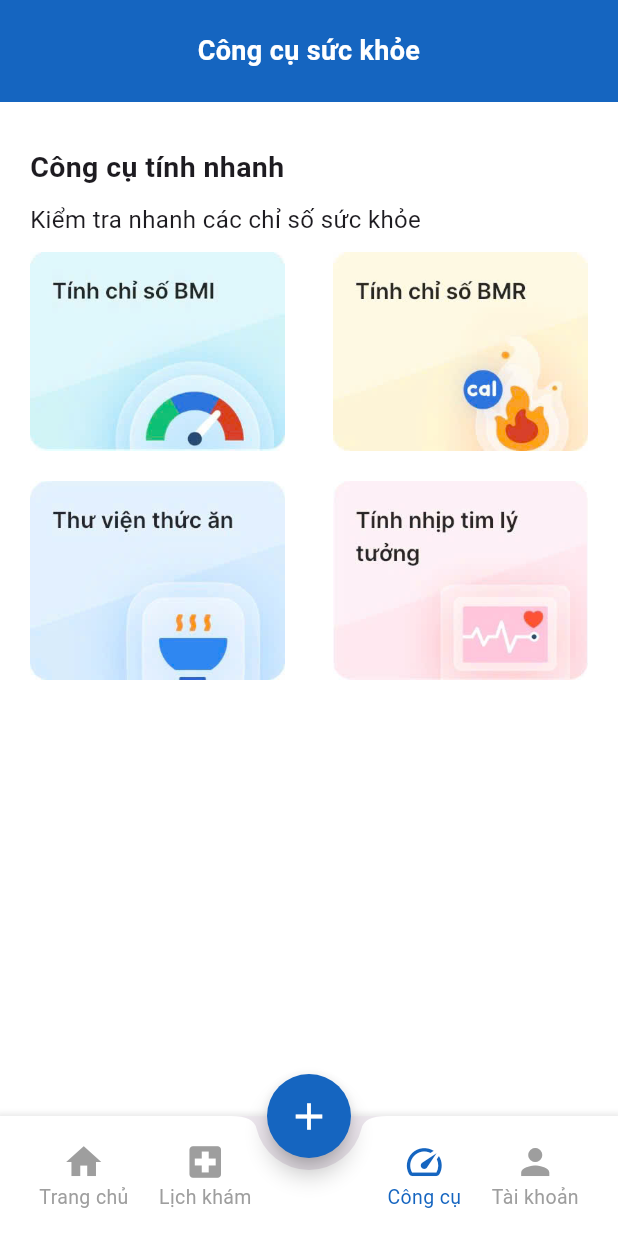
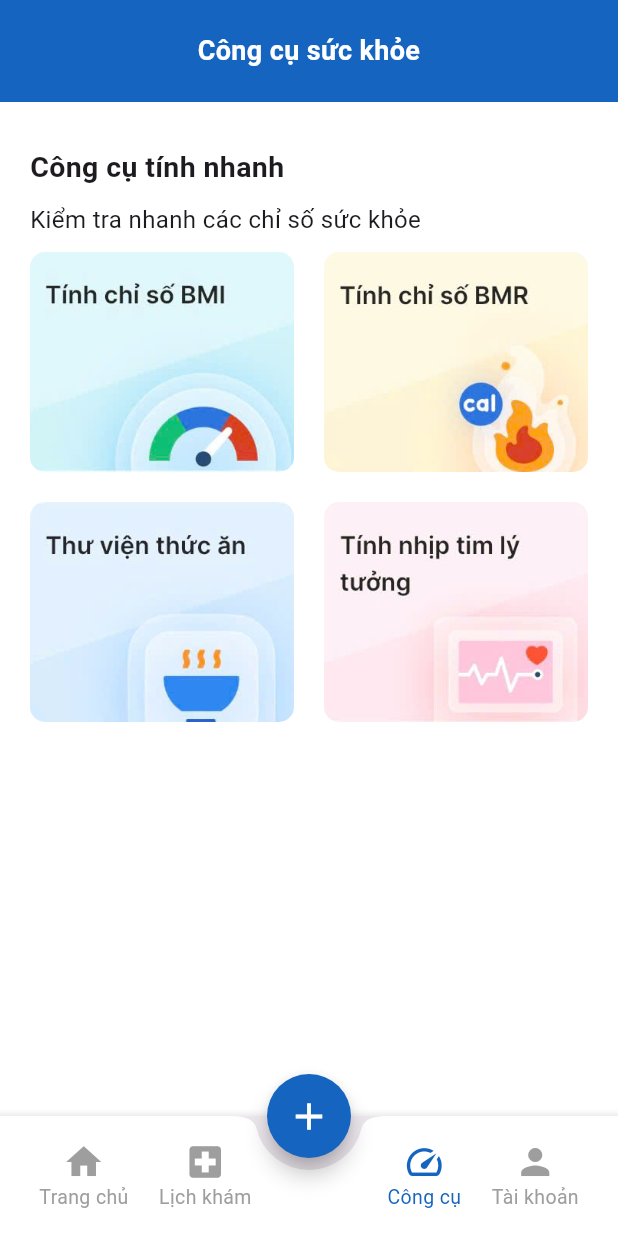
Before and after one commit to Thien1703/NewDATN, a Flutter app: the HomeScreens screen opened by its route, item 3 of the bottom bar chosen, on a phone screen of 412 x 824 dp. Run offline on Flutter 3.47's test engine with Material 3 defaults, Android fonts, the phone set to English and light mode, and no system bars; drawn by our look-alikes of overlay_support; our stand-ins replace carousel_slider, firebase_auth, firebase_core, flutter_secure_storage, fluttertoast, get and 8 more; missing offline and left inert: stomp_dart_client, vietnam_provinces; accounts and stored records are empty; network calls fail.

Commit message:
new :update new

```diff
--- a/lib/views/screens/tools/tools_screen.dart
+++ b/lib/views/screens/tools/tools_screen.dart
@@ -1,6 +1,5 @@
 import 'package:flutter/material.dart';
 import 'package:health_care/views/screens/tools/BMI/BMI_screen.dart';
-import 'package:health_care/views/screens/tools/BMI/measureBMI_Screen.dart';
 import 'package:health_care/views/screens/tools/BMR/BMR_screen.dart';
 import 'package:health_care/views/widgets/widget_header_body.dart';
 
@@ -14,24 +13,24 @@ class ToolsScreen extends StatefulWidget {
 class _ToolsScreen extends State<ToolsScreen> {
   @override
   Widget build(BuildContext context) {
+    double screenWidth = MediaQuery.of(context).size.width;
     return WidgetHeaderBody(
       iconBack: false,
       title: 'Công cụ sức khỏe',
       body: Container(
         color: Colors.white,
-        child: Container(
-          margin: EdgeInsets.symmetric(horizontal: 20, vertical: 30),
+        padding: const EdgeInsets.symmetric(horizontal: 20, vertical: 30),
         child: Column(
           crossAxisAlignment: CrossAxisAlignment.start,
           children: [
-              Text(
+            const Text(
               'Công cụ tính nhanh',
               style: TextStyle(
                 fontSize: 19,
                 fontWeight: FontWeight.bold,
               ),
             ),
-              Padding(
+            const Padding(
               padding: EdgeInsets.symmetric(vertical: 10),
               child: Text(
                 'Kiểm tra nhanh các chỉ số sức khỏe',
@@ -41,37 +40,31 @@ class _ToolsScreen extends State<ToolsScreen> {
                 ),
               ),
             ),
-              Row(
-                mainAxisAlignment: MainAxisAlignment.spaceBetween,
+            GridView.count(
+              shrinkWrap: true,
+              physics: const NeverScrollableScrollPhysics(),
+              crossAxisCount: screenWidth > 600 ? 3 : 2,
+              crossAxisSpacing: 20,
+              mainAxisSpacing: 20,
+              childAspectRatio: 1.2,
               children: [
                 _buildSelected('assets/images/image2.jpg', () {
                   Navigator.push(
                     context,
-                        MaterialPageRoute(
-                          builder: (context) => BmiScreen(),
-                        ));
+                    MaterialPageRoute(builder: (context) => const BmiScreen()),
+                  );
                 }),
                 _buildSelected('assets/images/image1.jpg', () {
                   Navigator.push(
                     context,
-                        MaterialPageRoute(
-                          builder: (context) => BmrScreen(),
-                        ));
+                    MaterialPageRoute(builder: (context) => const BmrScreen()),
+                  );
                 }),
-                ],
-              ),
-              SizedBox(
-                height: 20,
-              ),
-              Row(
-                mainAxisAlignment: MainAxisAlignment.spaceBetween,
-                children: [
                 _buildSelected('assets/images/image3.jpg', () {}),
                 _buildSelected('assets/images/image4.jpg', () {}),
               ],
             )
           ],
-          ),
         ),
       ),
     );
@@ -80,9 +73,12 @@ class _ToolsScreen extends State<ToolsScreen> {
   Widget _buildSelected(String image, VoidCallback onTap) {
     return InkWell(
       onTap: onTap,
+      child: ClipRRect(
+        borderRadius: BorderRadius.circular(10),
         child: Image.asset(
           image,
-        width: 170,
+          fit: BoxFit.cover,
+        ),
       ),
     );
   }
```
Also changed, not shown: lib/views/screens/appointment/steps/notiSucefully_screen.dart (+36 -17 lines), lib/views/screens/cartService/serviceCart_screen.dart (+5 -5 lines), 4 other files. Lines whose indentation alone changed are shown as unchanged.
